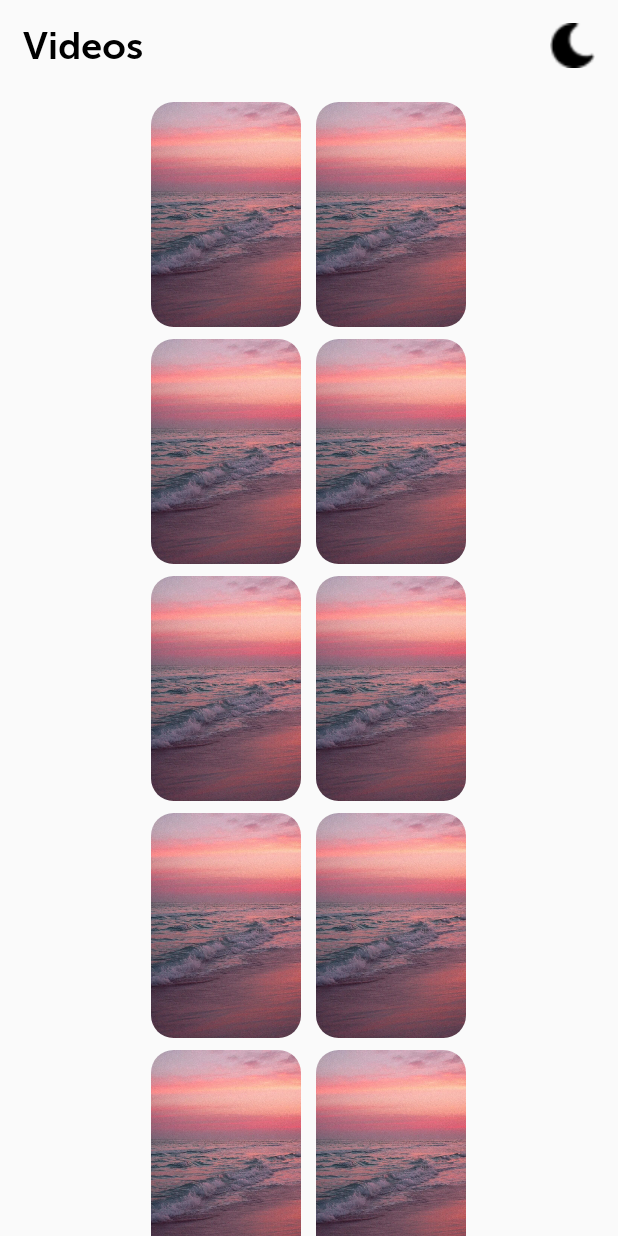
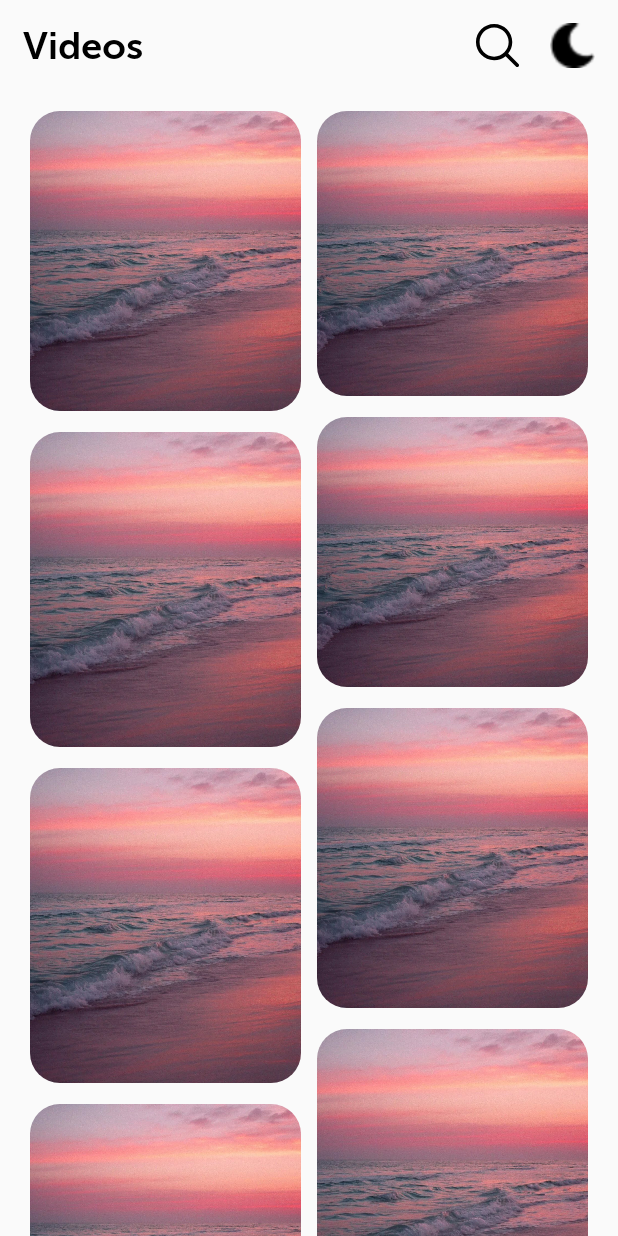
Before and after one commit to andreidevo/JustRelax, an Android app: the screen it shows after launch (MainActivity), on a phone screen of 412 x 824 dp. Run offline under Robolectric (Android 15) with nearby library versions, the phone set to English and light mode, and no system bars.

Commit message:
:differn Screens, icons

```diff
--- a/app/src/main/java/justrelax/justrelax/MainActivity.kt
+++ b/app/src/main/java/justrelax/justrelax/MainActivity.kt
@@ -1,17 +1,22 @@
 package justrelax.justrelax
 
+import android.content.res.Resources
+import android.opengl.Visibility
 import android.support.v7.app.AppCompatActivity
 import android.os.Bundle
 import android.support.v4.app.Fragment
 import android.support.v4.app.FragmentManager
 import android.support.v7.widget.LinearLayoutManager
 import android.support.v7.widget.RecyclerView
+import android.view.View
 import android.widget.Button
 import android.widget.TextView
 import android.widget.ArrayAdapter
+import android.widget.ImageView
 import java.util.ArrayList
 
-
+// question: Main screen
+// question:
 class MainActivity : AppCompatActivity() {
 
     private var mAdapter: RecyclerView.Adapter<*>? = null
@@ -28,12 +33,31 @@ class MainActivity : AppCompatActivity() {
            // transic.add(R.id.con1, newFragment).commit()
 
         }
+        var mod : ImageView = findViewById(R.id.mod)
+        var search : ImageView = findViewById(R.id.search)
+        var key: Boolean = false
+        search.setOnClickListener {
+            search.visibility = View.INVISIBLE
+            mod.setImageDrawable(getResources().getDrawable(R.drawable.ic_magnifying_glass))
+            key = true
+
+        }
+        mod.setOnClickListener {
+            if( key == true)
+            {
+                search.visibility = View.VISIBLE
+                mod.setImageDrawable(getResources().getDrawable(R.drawable.moonblack))
+                key = false
+            }
+            // switch mod
+
+        }
         var recyclerView: RecyclerView = findViewById(R.id.recycle)
         recyclerView.setNestedScrollingEnabled(false)
         var recyclerView1: RecyclerView = findViewById(R.id.recycle1)
         recyclerView1.setNestedScrollingEnabled(false)
         SetAdapter(recyclerView)
-        SetAdapter(recyclerView1)
+        SetAdapterClone(recyclerView1)
     }
 
     private var mRecyclerView: RecyclerView? = null
@@ -42,19 +66,34 @@ class MainActivity : AppCompatActivity() {
 
         /* Set names of paragraphs */
         var exampleList = ArrayList<VideoClass>()
-        exampleList.add(VideoClass(0, "шар", "//https","#ball","omg"))
-        exampleList.add(VideoClass(22, "13", "//https","#ball","omg"))
-        exampleList.add(VideoClass(24, "13", "//https","#ball","omg"))
-        exampleList.add(VideoClass(25, "13", "//https","#ball","omg"))
-        exampleList.add(VideoClass(25, "13", "//https","#ball","omg"))
-        exampleList.add(VideoClass(25, "13", "//https","#ball","omg"))
-        exampleList.add(VideoClass(25, "13", "//https","#ball","omg"))
-        exampleList.add(VideoClass(25, "13", "//https","#ball","omg"))
-        exampleList.add(VideoClass(25, "13", "//https","#ball","omg"))
-        exampleList.add(VideoClass(25, "13", "//https","#ball","omg"))
-        exampleList.add(VideoClass(25, "13", "//https","#ball","omg"))
-        exampleList.add(VideoClass(25, "13", "//https","#ball","omg"))
-        exampleList.add(VideoClass(25, "13", "//https","#ball","omg"))
+        exampleList.add(VideoClass(0, "шар", "//https","#ball","omg",190))
+        exampleList.add(VideoClass(22, "13", "//https","#ball","omg",180))
+        exampleList.add(VideoClass(22, "13", "//https","#ball","omg",200))
+        exampleList.add(VideoClass(22, "13", "//https","#ball","omg",220))
+        exampleList.add(VideoClass(22, "13", "//https","#ball","omg",210))
+        exampleList.add(VideoClass(22, "13", "//https","#ball","omg",220))
+        exampleList.add(VideoClass(22, "13", "//https","#ball","omg",200))
+
+
+        recyclerView.setHasFixedSize(true)
+        mLayoutManager = LinearLayoutManager(this)
+
+        mAdapter = VideoAdapterKot(exampleList, findViewById(R.id.con1))
+        recyclerView.layoutManager = mLayoutManager
+        recyclerView.adapter = mAdapter
+    }
+    fun SetAdapterClone(recyclerView: RecyclerView) {
+
+        /* Set names of paragraphs */
+        var exampleList = ArrayList<VideoClass>()
+        exampleList.add(VideoClass(0, "шар", "//https","#ball","omg",200))
+        exampleList.add(VideoClass(22, "13", "//https","#ball","omg",210))
+        exampleList.add(VideoClass(22, "13", "//https","#ball","omg",210))
+        exampleList.add(VideoClass(22, "13", "//https","#ball","omg",200))
+        exampleList.add(VideoClass(22, "13", "//https","#ball","omg",210))
+        exampleList.add(VideoClass(22, "13", "//https","#ball","omg",230))
+        exampleList.add(VideoClass(22, "13", "//https","#ball","omg",210))
+
 
         recyclerView.setHasFixedSize(true)
         mLayoutManager = LinearLayoutManager(this)
--- a/app/src/main/java/justrelax/justrelax/VideoAdapterKot.kt
+++ b/app/src/main/java/justrelax/justrelax/VideoAdapterKot.kt
@@ -15,15 +15,14 @@ import android.os.Bundle
 import android.support.constraint.ConstraintLayout
 import android.support.v7.app.AppCompatActivity
 import android.support.v7.view.menu.MenuView
+import android.support.v7.widget.CardView
 import android.support.v7.widget.RecyclerView
 import android.transition.Fade
 import android.transition.Slide
 import android.transition.TransitionManager
+import android.util.DisplayMetrics
 import android.util.Log
-import android.view.Gravity
-import android.view.LayoutInflater
-import android.view.View
-import android.view.ViewGroup
+import android.view.*
 import android.view.animation.AlphaAnimation
 import android.view.animation.Animation
 import android.view.animation.DecelerateInterpolator
@@ -76,10 +75,11 @@ class VideoAdapterKot(private val mExampleList: ArrayList<VideoClass>, layout: C
 //            //commit
 //            //holder.context.startActivity(intent)
 //
-//
-//
-//
 //        }
+        //redact CardView and image
+        var params : ViewGroup.LayoutParams = holder.CardView.layoutParams
+        params.height = (holder.CardView.resources.displayMetrics.density * currentItem.height).toInt() // типа 20dp
+        holder.CardView.layoutParams = params
         holder.image.setOnClickListener {
             //String mess = (String) v.getContentDescription();
             //  val intent = Intent(holder.context, video::class.java)
--- a/app/src/main/java/justrelax/justrelax/VideoClass.java
+++ b/app/src/main/java/justrelax/justrelax/VideoClass.java
@@ -9,11 +9,12 @@ public class VideoClass {
     private String hashTag;
     private String description;
     private int id;
-
+    private int height;
     public View itemView;
-    VideoClass(int id, String name, String href, String hash, String desc)
+    VideoClass(int id, String name, String href, String hash, String desc, int height)
     {
         this.id = id;
+        this.height = height;
         this.name = name;
         this.hashTag = hash;
         this.href = href;
@@ -24,6 +25,7 @@ public class VideoClass {
     {
         return  this.name;
     }
+    public int getHeight(){return  this.height;}
     public String getHref()
     {
         return this.href;
--- /dev/null
+++ b/app/src/main/res/drawable/ic_magnifying_glass.xml
@@ -0,0 +1,4 @@
+<vector android:height="24dp" android:viewportHeight="512"
+    android:viewportWidth="512" android:width="24dp" xmlns:android="http://schemas.android.com/apk/res/android">
+    <path android:fillColor="#FF000000" android:pathData="M495,466.2L377.2,348.4c29.2,-35.6 46.8,-81.2 46.8,-130.9C424,103.5 331.5,11 217.5,11C103.4,11 11,103.5 11,217.5S103.4,424 217.5,424c49.7,0 95.2,-17.5 130.8,-46.7L466.1,495c8,8 20.9,8 28.9,0C503,487.1 503,474.1 495,466.2zM217.5,382.9C126.2,382.9 52,308.7 52,217.5S126.2,52 217.5,52C308.7,52 383,126.3 383,217.5S308.7,382.9 217.5,382.9z"/>
+</vector>
--- a/app/src/main/res/layout/activity_main.xml
+++ b/app/src/main/res/layout/activity_main.xml
@@ -5,14 +5,28 @@
         xmlns:app="http://schemas.android.com/apk/res-auto"
         android:layout_width="match_parent"
         android:layout_height="match_parent">
+    //
     <!-- Head -->
     <ImageView
             android:layout_width="30dp"
             android:layout_height="30dp"
+            android:id="@+id/mod"
             app:layout_constraintEnd_toEndOf="parent"
             android:layout_marginEnd="15dp"
             android:layout_marginTop="15dp"
-            app:layout_constraintTop_toTopOf="parent" app:srcCompat="@drawable/moonblack"/>//Name
+            app:layout_constraintTop_toTopOf="parent"
+            app:srcCompat="@drawable/moonblack"/>//Name
+
+    <ImageView
+            android:id="@+id/search"
+            android:layout_width="30dp"
+            android:layout_height="30dp"
+            app:layout_constraintEnd_toEndOf="parent"
+            android:layout_marginEnd="65dp"
+            android:layout_marginTop="15dp"
+            app:layout_constraintTop_toTopOf="parent"
+            app:srcCompat="@drawable/ic_magnifying_glass"/>//Name
+
     <TextView
             android:layout_width="wrap_content"
             android:layout_height="wrap_content"
@@ -31,36 +45,51 @@
             android:layout_height="wrap_content"
             android:layout_marginTop="60dp"
             app:layout_constraintTop_toTopOf="parent">
-        <FrameLayout
+        <LinearLayout
                 android:layout_width="match_parent"
                 android:layout_height="wrap_content">
             <LinearLayout
                     android:id="@+id/opa"
                     android:orientation="vertical"
-                    android:layout_gravity="center"
-                    android:layout_marginRight="30dp"
+                    android:layout_weight="1"
                     android:layout_height="wrap_content"
-                    android:layout_width="wrap_content">
+                    android:layout_width="match_parent">
+                <FrameLayout
+                        android:layout_width="match_parent"
+                        android:layout_height="match_parent">
                 <android.support.v7.widget.RecyclerView
                         android:id="@+id/recycle1"
-                        android:layout_width="match_parent"
-                        android:layout_marginRight="50dp"
+                        android:paddingLeft="20dp"
+                        android:paddingRight="5dp"
+
+                        android:layout_gravity="center"
+                        android:layout_width="wrap_content"
                         android:layout_height="wrap_content"/>
+                </FrameLayout>
             </LinearLayout>
             <LinearLayout
                     android:id="@+id/aff"
-                    android:layout_gravity="center"
-                    android:layout_width="wrap_content"
-                    android:layout_marginLeft="30dp"
+                    android:layout_weight="1"
+                    android:layout_width="match_parent"
                     android:orientation="vertical"
                     android:layout_height="wrap_content">
+                <FrameLayout
+                        android:layout_width="match_parent"
+                        android:layout_height="match_parent">
+
+
                 <android.support.v7.widget.RecyclerView
                         android:id="@+id/recycle"
-                        android:layout_marginLeft="50dp"
-                        android:layout_width="match_parent"
-                        android:layout_height="wrap_content"/>
+                        android:paddingRight="20dp"
+                        android:paddingLeft="5dp"
+                        android:layout_gravity="center"
+                        android:layout_width="wrap_content"
+                        android:layout_height="wrap_content"
+                />
+                </FrameLayout>
+
             </LinearLayout>
-        </FrameLayout>
+        </LinearLayout>
     </ScrollView>
 
 
--- a/app/src/main/res/layout/fragment_video.xml
+++ b/app/src/main/res/layout/fragment_video.xml
@@ -6,12 +6,12 @@
         xmlns:tools="http://schemas.android.com/tools"
 
         android:id="@+id/cardview"
-            android:layout_width="100dp"
-            android:layout_height="150dp"
-            app:cardCornerRadius="15dp"
+            android:layout_width="match_parent"
+            android:layout_height="match_parent"
+            app:cardCornerRadius="20dp"
             android:elevation="0dp"
             android:layout_gravity="center"
-            android:layout_marginTop="8dp"
+            android:layout_marginTop="14dp"
             app:layout_constraintTop_toTopOf="parent"
             app:cardElevation="0dp">
         <ImageView
@@ -19,5 +19,7 @@
                 android:layout_width="match_parent"
                 android:layout_height="match_parent"
                 android:scaleType="centerCrop"
+                android:layout_gravity="center"
+                android:foregroundGravity="center"
                 app:srcCompat="@drawable/cloudpink"/>
     </android.support.v7.widget.CardView>
```
